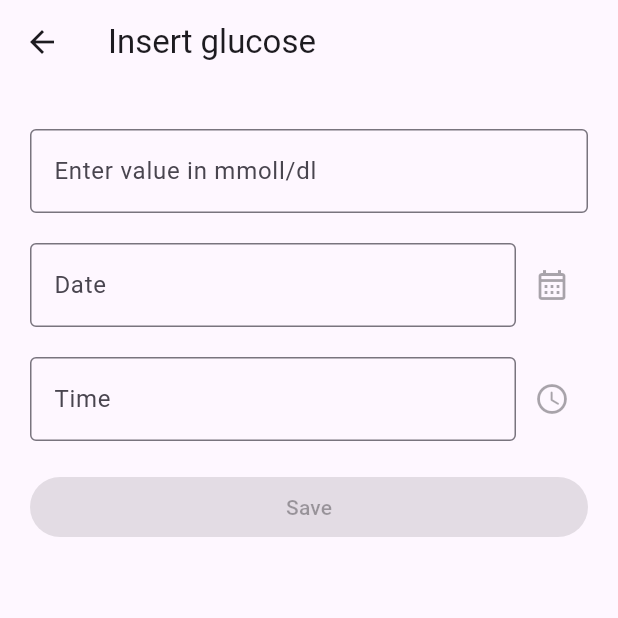
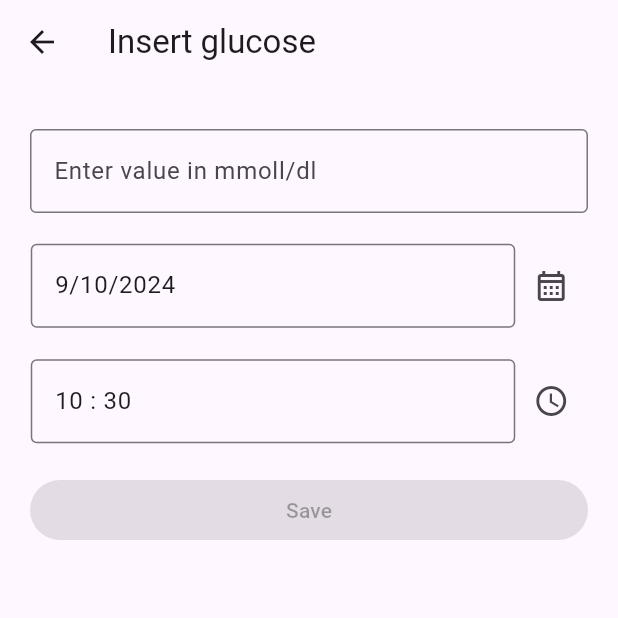
Before and after one commit to esaiemuhasa/diabetes_diary_app, a Flutter app: the GlucoseFormPage screen opened directly, on a phone screen of 412 x 824 dp, the top half of it. Run offline on Flutter 3.47's test engine with Material 3 defaults, Android fonts, the phone set to English and light mode, and no system bars; our stand-ins replace sqflite; missing offline and left inert: uicons; accounts and stored records are empty.

Commit message:
Glucose Recording Form

```diff
--- a/lib/helper/form-control.dart
+++ b/lib/helper/form-control.dart
@@ -56,12 +56,12 @@ class SimpleDateChooserState extends State<SimpleDateChooser> {
     );
 
     date.then((selectedDate) {
+      final DateTime now = selectedDate ?? currentDate ?? DateTime.now();
+      currentDate = now;
       setState(() {
-        final DateTime now = selectedDate ?? currentDate ?? DateTime.now();
-        currentDate = now;
         currentDateController.value = TextEditingValue(text: "${now.month}/${now.day}/${now.year}");
-        listener.call(currentDate);
       });
+      listener.call(now);
     } );
   }
 
--- a/lib/model/dao.dart
+++ b/lib/model/dao.dart
@@ -246,6 +246,21 @@ class ManagedParametersRepository<T>  extends IdentifiableEntityRepository<T> {
 
 class GlucoseRepository extends ManagedParametersRepository<Glucose>{
 
+  static GlucoseRepository? instance;
+
+  GlucoseRepository() {
+    init();
+  }
+
+  static GlucoseRepository getInstance () {
+    GlucoseRepository.instance ??= GlucoseRepository();
+    GlucoseRepository? check = instance;
+    if (check == null) {
+      throw Exception("Never");
+    }
+    return check;
+  }
+
   @override
   String getTableName () {
     return "glucose";
--- a/lib/pages/glucose_form.dart
+++ b/lib/pages/glucose_form.dart
@@ -1,4 +1,7 @@
 
+import 'package:diabetes_diary_app/helper/form-control.dart';
+import 'package:diabetes_diary_app/model/bean.dart';
+import 'package:diabetes_diary_app/model/dao.dart';
 import 'package:flutter/material.dart';
 
 class GlucoseFormPage extends StatelessWidget {
@@ -24,21 +27,49 @@ class GlucoseFormPage extends StatelessWidget {
 }
 
 
-class FormContainer extends StatelessWidget {
+class FormContainer extends StatefulWidget {
 
   const FormContainer({super.key});
 
   @override
+  State<FormContainer> createState() => FormContainerState();
+}
+
+class FormContainerState extends State<FormContainer> {
+
+  GlucoseRepository repository = GlucoseRepository.getInstance();
+
+  DateTime selectedDate = DateTime.now();
+  TimeOfDay selectedTime = TimeOfDay.now();
+  String takenValue = "";
+
+  void handlePersist (BuildContext context) {
+    Glucose data = Glucose(
+      takenValue: double.parse(takenValue),
+      dayDate: "${selectedDate.month}/${selectedDate.day}/${selectedDate.year} at ${selectedTime.hour}:${selectedTime.minute}"
+    );
+
+    repository.create(data).then((data) {
+      Navigator.pop(context);
+    });
+  }
+
+  @override
   Widget build(BuildContext context) {
-    return const Column(
+    return Column(
       children: [
         Padding(
-          padding: EdgeInsets.symmetric(
+          padding: const EdgeInsets.symmetric(
             vertical: 10,
             horizontal: 0
           ),
           child: TextField(
-            decoration: InputDecoration(
+            onChanged: (value) {
+              setState(() {
+                takenValue = value;
+              });
+            },
+            decoration: const InputDecoration(
                 border: OutlineInputBorder(),
                 hintText: "Enter value in mmoll/dl"
             ),
@@ -46,51 +77,40 @@ class FormContainer extends StatelessWidget {
         ),
 
         Padding(
-            padding: EdgeInsets.symmetric(
+            padding: const EdgeInsets.symmetric(
                 vertical: 10,
                 horizontal: 0
             ),
-            child: Row(
-              children: [
-                Expanded(
-                    child: TextField(
-                      decoration: InputDecoration(
-                          border: OutlineInputBorder(),
-                          hintText: "Date"
-                      ),
-                    )
-                ),
-                IconButton(onPressed: null, icon: Icon(Icons.calendar_month_outlined))
-              ],
-            )
+            child: SimpleDateChooser(listener: (DateTime date) {
+              setState(() {
+                selectedDate = date;
+              });
+            })
         ),
 
         Padding(
-          padding: EdgeInsets.symmetric(
+          padding: const EdgeInsets.symmetric(
               vertical: 10,
               horizontal: 0
           ),
+          child: SimpleTimeChooser(listener: (TimeOfDay time) {
+            setState(() {
+              selectedTime = time;
+            });
+          })
+        ),
+
+        Padding(
+          padding: const EdgeInsets.symmetric( vertical: 10, horizontal: 0),
           child: Row(
             children: [
               Expanded(
-                child: TextField(
-                  decoration: InputDecoration(
-                      border: OutlineInputBorder(),
-                      hintText: "Time"
-                  ),
-                )
-              ),
-              IconButton(onPressed: null, icon: Icon(Icons.access_time_rounded))
-            ],
-          )
-        ),
-
-        Padding(
-          padding: EdgeInsets.symmetric( vertical: 10, horizontal: 0),
-          child: Row(
-            children: [
-              Expanded(
-                child: ElevatedButton(onPressed: null, child: Text("Save")),
+                child: ElevatedButton(
+                  onPressed: takenValue.isEmpty ? null : () {
+                    handlePersist(context);
+                  },
+                  child: const Text("Save")
+                ),
               ),
             ],
           )
```
Also changed, not shown: lib/model/bean.dart (+6 -1 lines).
